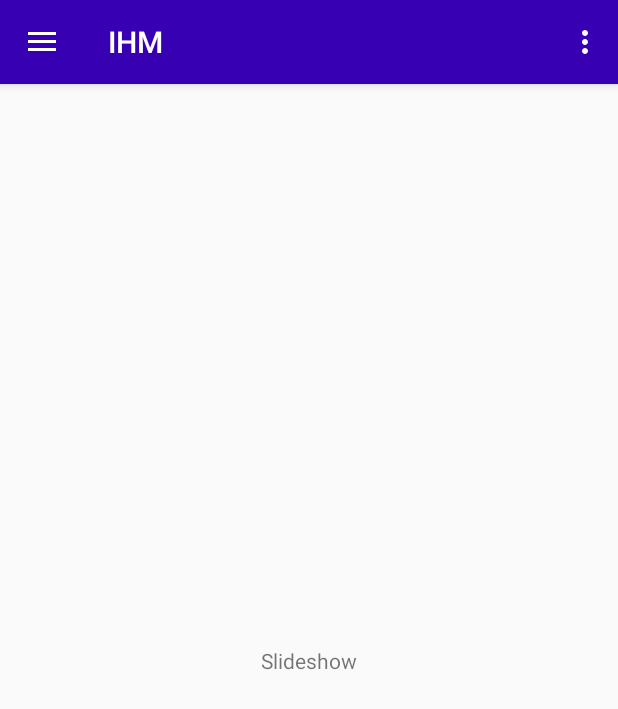
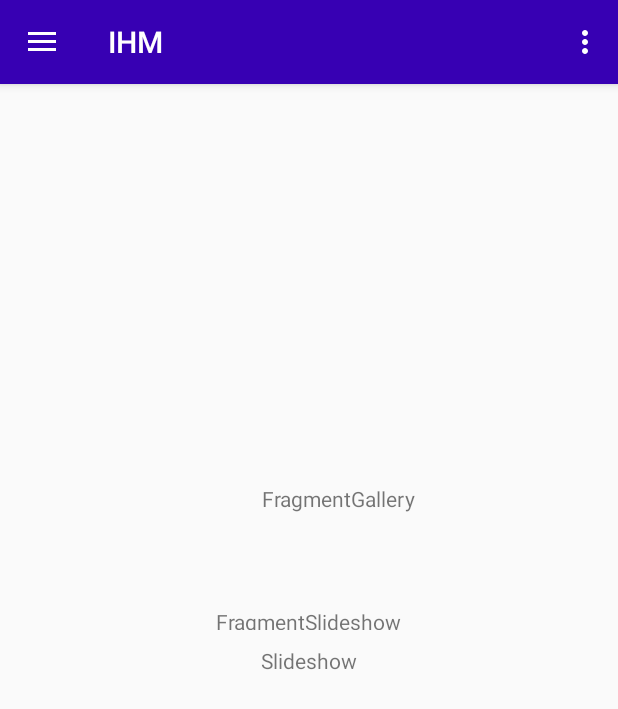
Before and after one commit to HouriRuben/IHM-ANDROID, an Android app: the screen it shows after launch (MainActivity), in the side drawer, after a tap on "Slideshow", on a phone screen of 412 x 824 dp. Shown: the top 709 px of the screen. Run offline under Robolectric (Android 15) with nearby library versions, the phone set to English and light mode, and no system bars.

Commit message:
Added example Fragments

```diff
--- /dev/null
+++ b/app/src/main/java/com/example/ihm/FragmentSlideshow.java
@@ -0,0 +1,15 @@
+package com.example.ihm;
+
+import android.os.Bundle;
+import android.support.v4.app.Fragment;
+import android.view.LayoutInflater;
+import android.view.View;
+import android.view.ViewGroup;
+
+public class FragmentSlideshow extends Fragment {
+
+    @Override
+    public View onCreateView(LayoutInflater inflater, ViewGroup container, Bundle savedInstanceState){
+        return inflater.inflate(R.layout.fragment_slideshow, container, false);
+    }
+}
--- a/app/src/main/java/com/example/ihm/MainActivity.java
+++ b/app/src/main/java/com/example/ihm/MainActivity.java
@@ -1,9 +1,7 @@
 package com.example.ihm;
 
 import android.os.Bundle;
-import android.support.design.widget.FloatingActionButton;
-import android.support.design.widget.Snackbar;
-import android.view.View;
+import android.support.v4.app.FragmentManager;
 import android.support.design.widget.NavigationView;
 import android.support.v4.view.GravityCompat;
 import android.support.v4.widget.DrawerLayout;
@@ -81,8 +79,22 @@ public class MainActivity extends AppCompatActivity
         } else if (id == R.id.nav_gallery) {
             Text.setText("Gallery");
 
+            FragmentGallery fragment = new FragmentGallery();
+            FragmentManager fm = getSupportFragmentManager();
+            fm.beginTransaction().replace(R.id.fragment_container,fragment).commit();
+
+            FragmentManager fManager = getSupportFragmentManager();
+            if(fManager.getBackStackEntryCount() > 0){
+                String name = fManager.getBackStackEntryAt(0).getName();
+                getSupportFragmentManager().popBackStack(name, FragmentManager.POP_BACK_STACK_INCLUSIVE);
+            }
+
         } else if (id == R.id.nav_slideshow) {
             Text.setText("Slideshow");
+
+            FragmentSlideshow fragment = new FragmentSlideshow();
+            FragmentManager fm = getSupportFragmentManager();
+            fm.beginTransaction().add(R.id.fragment_container,fragment).addToBackStack("test").commit();
 
         } else if (id == R.id.nav_manage) {
             Text.setText("Manage");
--- a/app/src/main/res/layout/app_bar_main.xml
+++ b/app/src/main/res/layout/app_bar_main.xml
@@ -20,6 +20,12 @@
 
     </android.support.design.widget.AppBarLayout>
 
+    <FrameLayout
+        android:id="@+id/fragment_container"
+        android:layout_width="match_parent"
+        android:layout_height="match_parent"
+        />
+
     <include layout="@layout/content_main" />
 
 </android.support.design.widget.CoordinatorLayout>
--- /dev/null
+++ b/app/src/main/res/layout/fragment_gallery.xml
@@ -0,0 +1,23 @@
+<?xml version="1.0" encoding="utf-8"?>
+<android.support.constraint.ConstraintLayout
+    xmlns:android="http://schemas.android.com/apk/res/android"
+    xmlns:app="http://schemas.android.com/apk/res-auto"
+    xmlns:tools="http://schemas.android.com/tools"
+    android:layout_width="match_parent"
+    android:layout_height="match_parent">
+
+    <TextView
+        android:id="@+id/textView3"
+        android:layout_width="wrap_content"
+        android:layout_height="wrap_content"
+        android:layout_marginStart="135dp"
+        android:layout_marginTop="276dp"
+        android:layout_marginEnd="135dp"
+        android:layout_marginBottom="436dp"
+        android:text="FragmentGallery"
+        app:layout_constraintBottom_toBottomOf="parent"
+        app:layout_constraintEnd_toEndOf="parent"
+        app:layout_constraintHorizontal_bias="1.0"
+        app:layout_constraintStart_toStartOf="parent"
+        app:layout_constraintTop_toTopOf="parent" />
+</android.support.constraint.ConstraintLayout>
--- /dev/null
+++ b/app/src/main/res/layout/fragment_slideshow.xml
@@ -0,0 +1,22 @@
+<?xml version="1.0" encoding="utf-8"?>
+<android.support.constraint.ConstraintLayout
+    xmlns:android="http://schemas.android.com/apk/res/android"
+    xmlns:app="http://schemas.android.com/apk/res-auto"
+    xmlns:tools="http://schemas.android.com/tools"
+    android:layout_width="match_parent"
+    android:layout_height="match_parent">
+
+    <TextView
+        android:id="@+id/textView3"
+        android:layout_width="wrap_content"
+        android:layout_height="15dp"
+        android:layout_marginStart="8dp"
+        android:layout_marginTop="8dp"
+        android:layout_marginEnd="8dp"
+        android:layout_marginBottom="8dp"
+        android:text="FragmentSlideshow"
+        app:layout_constraintBottom_toBottomOf="parent"
+        app:layout_constraintEnd_toEndOf="parent"
+        app:layout_constraintStart_toStartOf="parent"
+        app:layout_constraintTop_toTopOf="parent" />
+</android.support.constraint.ConstraintLayout>
--- a/app/src/main/res/values/strings.xml
+++ b/app/src/main/res/values/strings.xml
@@ -6,4 +6,7 @@
     <string name="nav_header_subtitle">menu.management@android.com</string>
     <string name="nav_header_desc">Navigation header</string>
     <string name="action_settings">Settings</string>
+
+    <string name="bottom_navigation_menu_profile">Profil</string>
+    <string name="bottom_navigation_menu_restrictions">Mes restrictions</string>
 </resources>
```
Also changed, not shown: app/src/main/java/com/example/ihm/FragmentGallery.java (added, +15 -0 lines), app/src/main/res/layout/bottom_navigation_menu.xml (added, +19 -0 lines).
